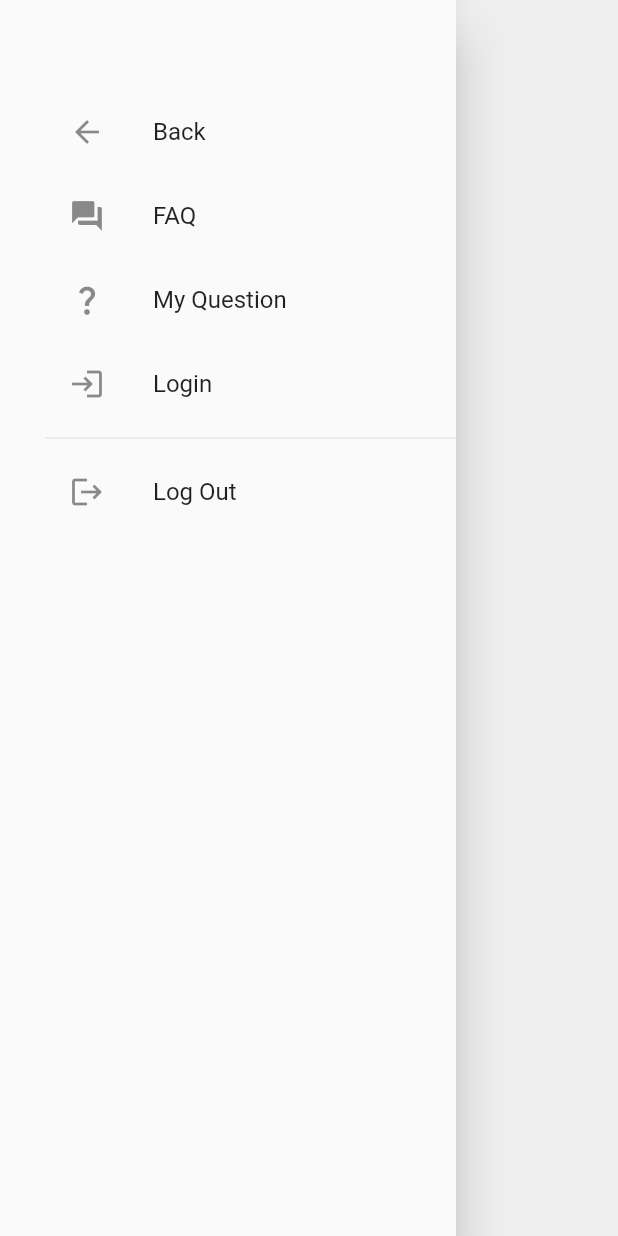
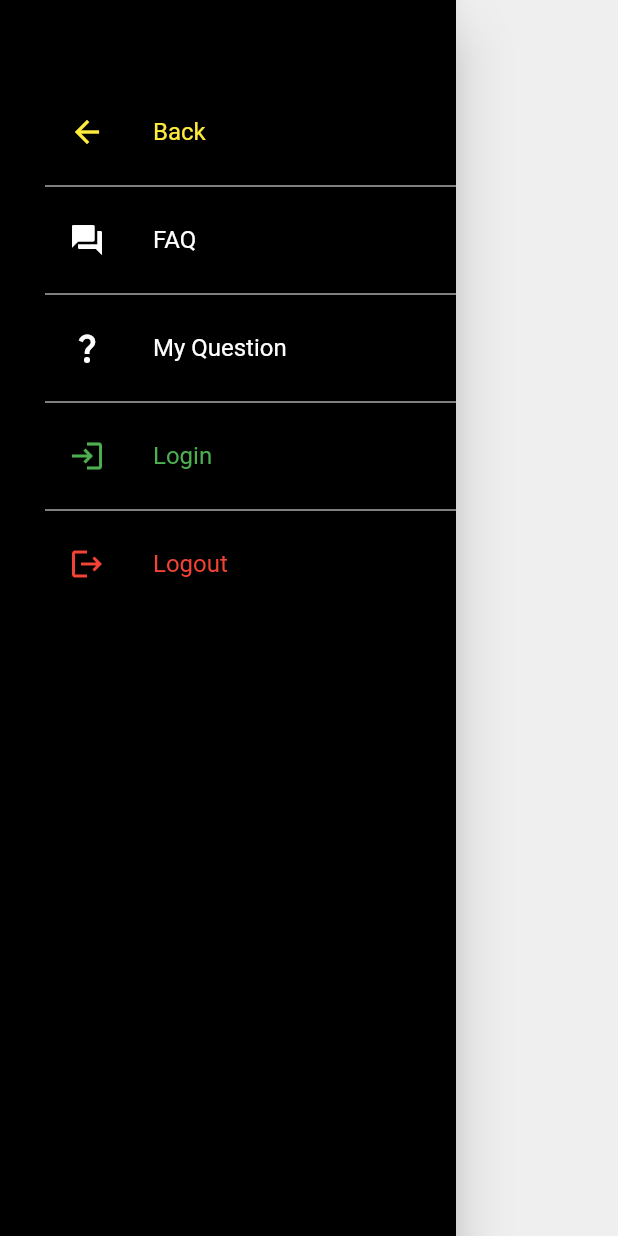
Before and after one commit to eugeniusms/wisata-nusantara-mobile, a Flutter app: what buildFaqDrawer() shows on an empty page, opened directly, on a phone screen of 412 x 824 dp. Run offline on Flutter 3.47's test engine with Material 2 defaults, Android fonts, the phone set to English and light mode, and no system bars; missing offline and left inert: pbp_django_auth; network calls fail.

Commit message:
🔧 Change Abdi Drawer

```diff
--- a/lib/apps/faq/components/FaqDrawer.dart
+++ b/lib/apps/faq/components/FaqDrawer.dart
@@ -10,13 +10,15 @@ import 'package:provider/provider.dart';
 Drawer buildFaqDrawer(BuildContext context) {
   final request = context.watch<CookieRequest>();
   return Drawer(
+      child: Container(
+    color: Colors.black,
     child: ListView(
       padding: const EdgeInsets.only(top: 60.0, left: 30.0),
       // menu navigasi
       children: [
         ListTile(
-          title: const Text('Back'),
-          leading: const Icon(Icons.arrow_back),
+          title: const Text('Back', style: TextStyle(color: Colors.yellow)),
+          leading: const Icon(Icons.arrow_back, color: Colors.yellow),
           onTap: () {
             // Route menu ke counter
             Navigator.pushReplacement(
@@ -28,9 +30,10 @@ Drawer buildFaqDrawer(BuildContext context) {
             );
           },
         ),
+        Divider(color: Colors.white),
         ListTile(
-          title: const Text('FAQ'),
-          leading: const Icon(Icons.question_answer),
+          title: const Text('FAQ', style: TextStyle(color: Colors.white)),
+          leading: const Icon(Icons.question_answer, color: Colors.white),
           onTap: () {
             // Route menu ke counter
             Navigator.pushReplacement(
@@ -42,9 +45,11 @@ Drawer buildFaqDrawer(BuildContext context) {
             );
           },
         ),
+        Divider(color: Colors.white),
         ListTile(
-          title: const Text('My Question'),
-          leading: const Icon(Icons.question_mark),
+          title:
+              const Text('My Question', style: TextStyle(color: Colors.white)),
+          leading: const Icon(Icons.question_mark, color: Colors.white),
           onTap: () {
             // Route menu ke counter
             Navigator.pushReplacement(
@@ -53,9 +58,10 @@ Drawer buildFaqDrawer(BuildContext context) {
             );
           },
         ),
+        Divider(color: Colors.white),
         ListTile(
-          title: const Text('Login'),
-          leading: const Icon(Icons.login),
+          title: const Text('Login', style: TextStyle(color: Colors.green)),
+          leading: const Icon(Icons.login, color: Colors.green),
           onTap: () {
             // Route menu ke counter
             Navigator.pushReplacement(
@@ -67,10 +73,10 @@ Drawer buildFaqDrawer(BuildContext context) {
             );
           },
         ),
-        const Divider(),
+        Divider(color: Colors.white),
         ListTile(
-          title: const Text('Log Out'),
-          leading: const Icon(Icons.logout),
+          title: const Text('Logout', style: TextStyle(color: Colors.red)),
+          leading: const Icon(Icons.logout, color: Colors.red),
           onTap: () async {
             final response = await request.logout(
                 "https://wisata-nusa.up.railway.app/auth-flutter/logout/");
@@ -92,5 +98,5 @@ Drawer buildFaqDrawer(BuildContext context) {
         ),
       ],
     ),
-  );
+  ));
 }
```
